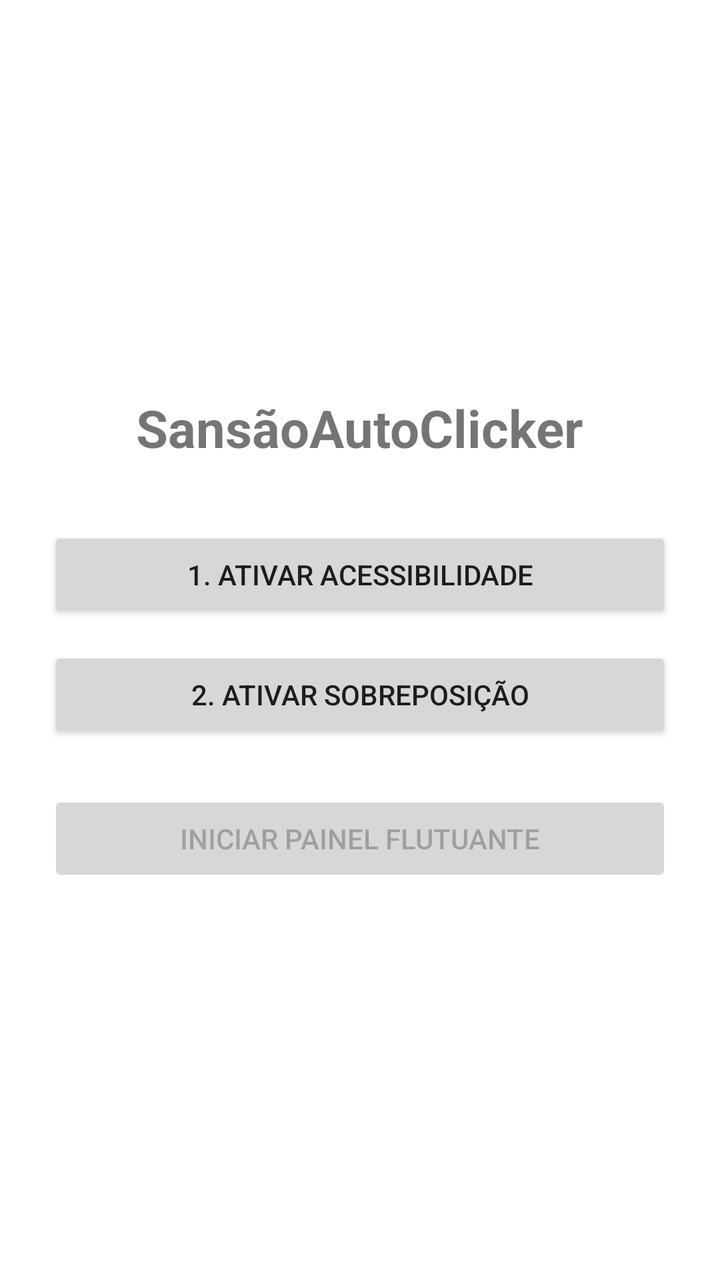
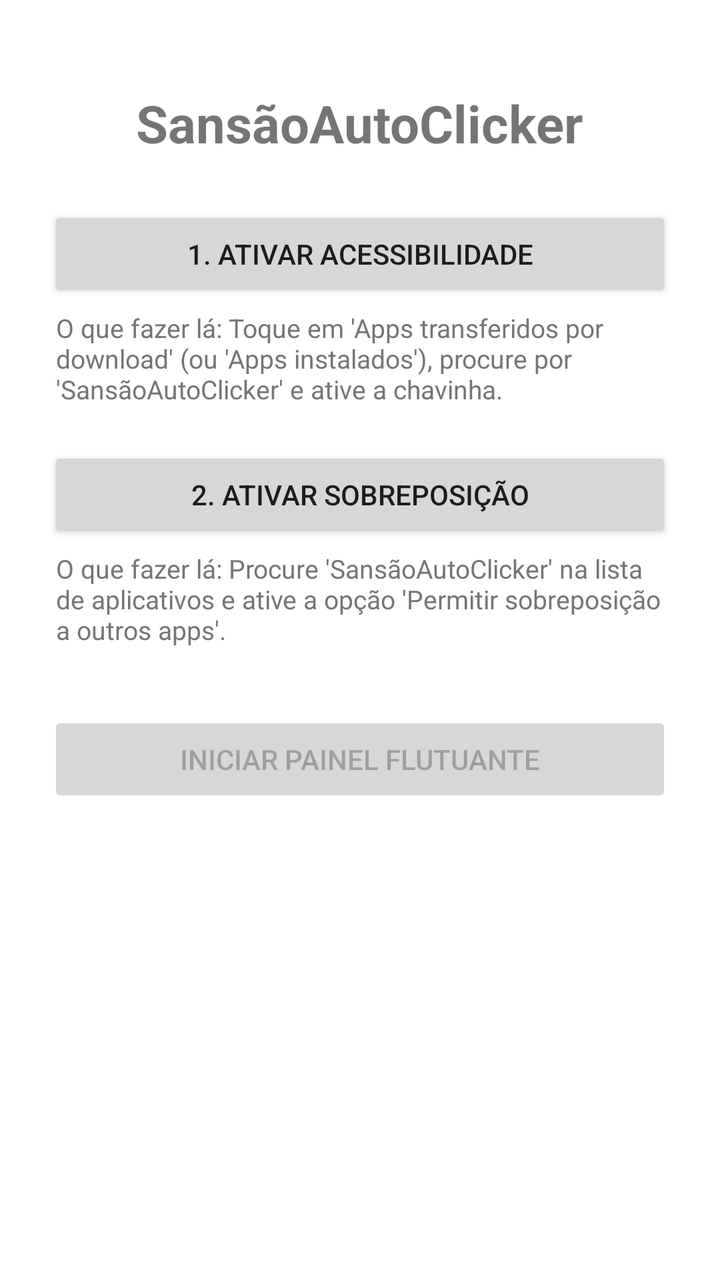

An Android layout rendered at two revisions. The XML below is the earlier revision; the diff shows what the commit changed to produce the second picture.
<!-- AndroidManifest.xml: application theme Theme.SansaoAutoClicker -->
<!-- res/layout/activity_main.xml -->
<?xml version="1.0" encoding="utf-8"?>
<LinearLayout xmlns:android="http://schemas.android.com/apk/res/android"
    android:layout_width="match_parent"
    android:layout_height="match_parent"
    android:orientation="vertical"
    android:gravity="center"
    android:padding="24dp">

    <TextView
        android:layout_width="wrap_content"
        android:layout_height="wrap_content"
        android:text="SansãoAutoClicker"
        android:textSize="26sp"
        android:textStyle="bold"
        android:layout_marginBottom="32dp" />

    <Button
        android:id="@+id/btnAccessibility"
        android:layout_width="match_parent"
        android:layout_height="wrap_content"
        android:text="1. Ativar Acessibilidade"
        android:layout_marginBottom="12dp" />

    <Button
        android:id="@+id/btnOverlay"
        android:layout_width="match_parent"
        android:layout_height="wrap_content"
        android:text="2. Ativar Sobreposição"
        android:layout_marginBottom="24dp" />

    <Button
        android:id="@+id/btnStartFloating"
        android:layout_width="match_parent"
        android:layout_height="wrap_content"
        android:text="Iniciar Painel Flutuante"
        android:enabled="false" />

</LinearLayout>
<!-- resources referenced by this layout -->
<resources>
  <style name="Theme.SansaoAutoClicker" parent="Theme.MaterialComponents.DayNight.DarkActionBar">
          <item name="colorPrimary">#2196F3</item>
          <item name="colorPrimaryVariant">#1976D2</item>
          <item name="colorOnPrimary">#FFFFFF</item>
      </style>
</resources>

<!-- the commit's change to res/layout/activity_main.xml (unified diff, before → after) -->
@@ -1,38 +1,66 @@
 <?xml version="1.0" encoding="utf-8"?>
-<LinearLayout xmlns:android="http://schemas.android.com/apk/res/android"
+<ScrollView xmlns:android="http://schemas.android.com/apk/res/android"
     android:layout_width="match_parent"
     android:layout_height="match_parent"
-    android:orientation="vertical"
-    android:gravity="center"
-    android:padding="24dp">
+    android:fillViewport="true">
 
-    <TextView
-        android:layout_width="wrap_content"
-        android:layout_height="wrap_content"
-        android:text="SansãoAutoClicker"
-        android:textSize="26sp"
-        android:textStyle="bold"
-        android:layout_marginBottom="32dp" />
-
-    <Button
-        android:id="@+id/btnAccessibility"
+    <LinearLayout
         android:layout_width="match_parent"
         android:layout_height="wrap_content"
-        android:text="1. Ativar Acessibilidade"
-        android:layout_marginBottom="12dp" />
+        android:orientation="vertical"
+        android:padding="24dp"
+        android:gravity="center_horizontal">
 
-    <Button
-        android:id="@+id/btnOverlay"
-        android:layout_width="match_parent"
-        android:layout_height="wrap_content"
-        android:text="2. Ativar Sobreposição"
-        android:layout_marginBottom="24dp" />
+        <TextView
+            android:layout_width="wrap_content"
+            android:layout_height="wrap_content"
+            android:text="SansãoAutoClicker"
+            android:textSize="26sp"
+            android:textStyle="bold"
+            android:layout_marginTop="20dp"
+            android:layout_marginBottom="24dp" />
 
-    <Button
-        android:id="@+id/btnStartFloating"
-        android:layout_width="match_parent"
-        android:layout_height="wrap_content"
-        android:text="Iniciar Painel Flutuante"
-        android:enabled="false" />
+        
+        <Button
+            android:id="@+id/btnAccessibility"
+            android:layout_width="match_parent"
+            android:layout_height="wrap_content"
+            android:text="1. Ativar Acessibilidade" />
 
-</LinearLayout>
+        <TextView
+            android:layout_width="match_parent"
+            android:layout_height="wrap_content"
+            android:text="O que fazer lá: Toque em 'Apps transferidos por download' (ou 'Apps instalados'), procure por 'SansãoAutoClicker' e ative a chavinha."
+            android:textColor="#757575"
+            android:textSize="13sp"
+            android:layout_marginTop="4dp"
+            android:layout_marginBottom="20dp"
+            android:paddingHorizontal="4dp" />
+
+        
+        <Button
+            android:id="@+id/btnOverlay"
+            android:layout_width="match_parent"
+            android:layout_height="wrap_content"
+            android:text="2. Ativar Sobreposição" />
+
+        <TextView
+            android:layout_width="match_parent"
+            android:layout_height="wrap_content"
+            android:text="O que fazer lá: Procure 'SansãoAutoClicker' na lista de aplicativos e ative a opção 'Permitir sobreposição a outros apps'."
+            android:textColor="#757575"
+            android:textSize="13sp"
+            android:layout_marginTop="4dp"
+            android:layout_marginBottom="32dp"
+            android:paddingHorizontal="4dp" />
+
+        
+        <Button
+            android:id="@+id/btnStartFloating"
+            android:layout_width="match_parent"
+            android:layout_height="wrap_content"
+            android:text="Iniciar Painel Flutuante"
+            android:enabled="false" />
+
+    </LinearLayout>
+</ScrollView>
